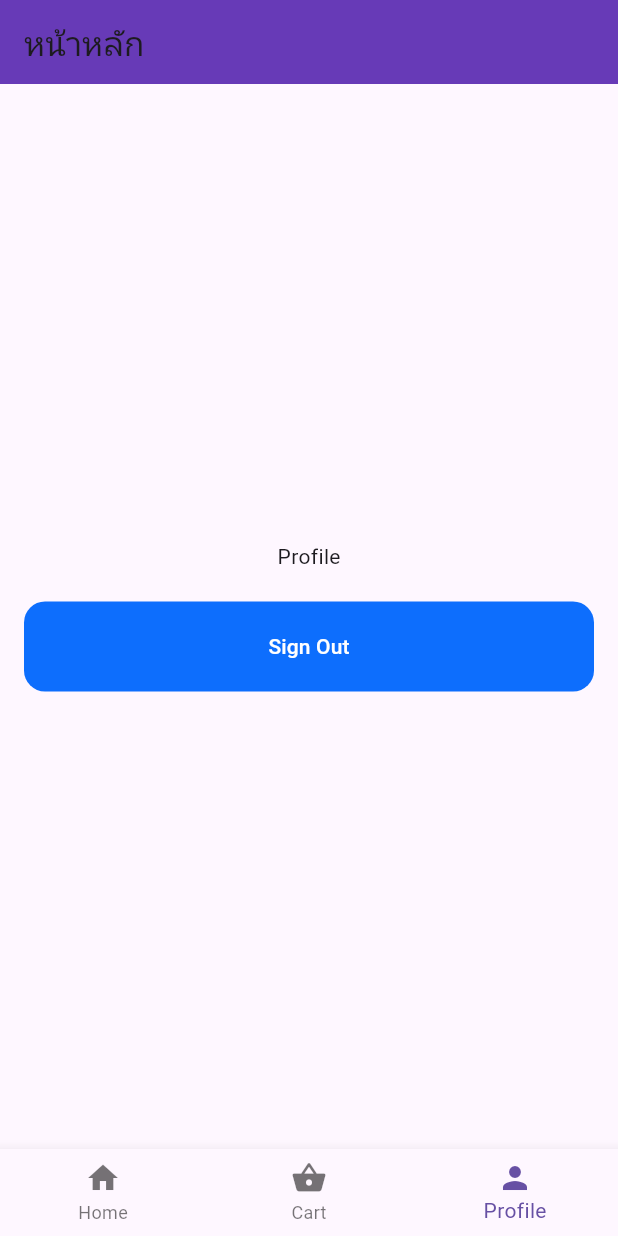
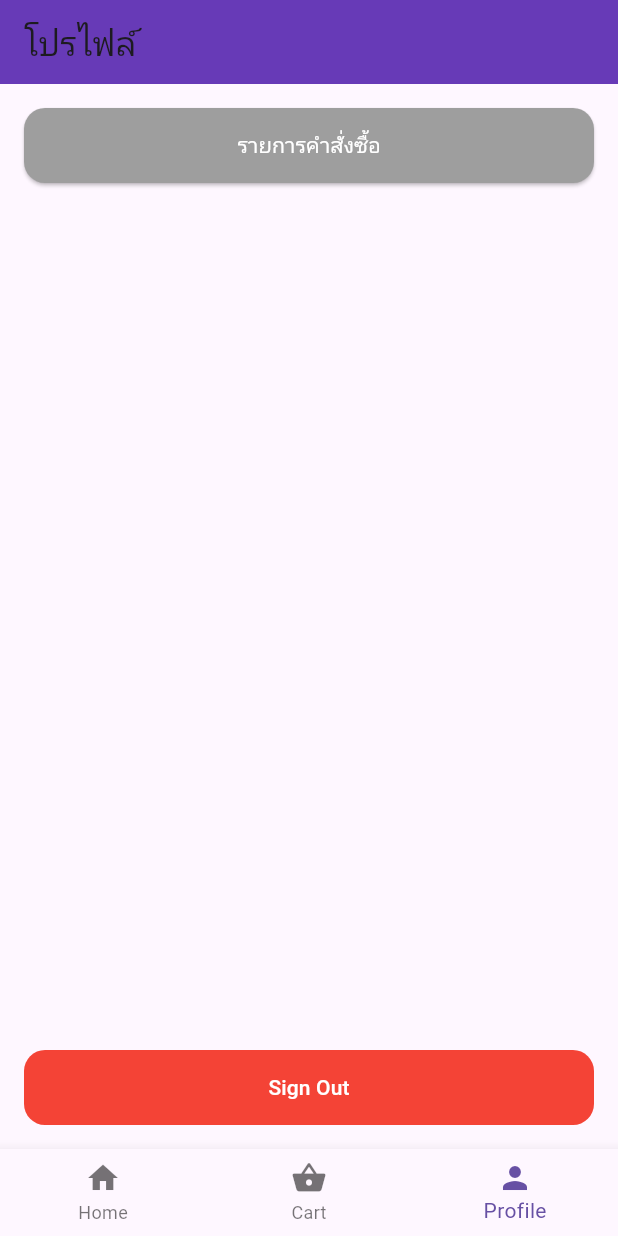
Before and after one commit to Sirawitsptw/project_furniture_app, a Flutter app: the screen it shows after launch, item 3 of the bottom bar chosen, on a phone screen of 412 x 824 dp. Run offline on Flutter 3.47's test engine with Material 3 defaults, Android fonts, the phone set to English and light mode, and no system bars; our stand-ins replace cloud_firestore, firebase_auth, firebase_core, firebase_storage, fluttertoast, google_fonts; missing offline and left inert: model_viewer_plus; accounts and stored records are empty.

Commit message:
update app
update app

```diff
--- a/lib/pages/home/cart.dart
+++ b/lib/pages/home/cart.dart
@@ -15,15 +15,12 @@ class _CartPageState extends State<cartpage> {
     User? user = FirebaseAuth.instance.currentUser;
     String userEmail = user?.email ?? '';
     return Scaffold(
-      appBar: AppBar(
-        title: Text('ตะกร้าสินค้า'),
-      ),
       body: StreamBuilder<QuerySnapshot>(
         stream: FirebaseFirestore.instance
             .collection('cart')
             .where('userEmail',
                 isEqualTo:
-                    userEmail) // กรองข้อมูลที่มี userEmail ตรงกับผู้ใช้ที่ล็อกอิน
+                    userEmail) // เช็คข้อมูลที่มี userEmail ตรงกับผู้ใช้ที่ล็อกอิน
             .snapshots(),
         builder: (context, snapshot) {
           if (snapshot.connectionState == ConnectionState.waiting) {
@@ -54,7 +51,6 @@ class _CartPageState extends State<cartpage> {
                   trailing: IconButton(
                     icon: Icon(Icons.remove_shopping_cart),
                     onPressed: () {
-                      // สามารถเพิ่มฟังก์ชันลบสินค้าออกจากตะกร้าได้ที่นี่
                       FirebaseFirestore.instance
                           .collection('cart')
                           .doc(item.id)
--- a/lib/pages/home/home.dart
+++ b/lib/pages/home/home.dart
@@ -1,14 +1,11 @@
-//import 'package:firebase_auth/firebase_auth.dart';
 import 'package:cloud_firestore/cloud_firestore.dart';
 import 'package:firebase_storage/firebase_storage.dart';
 import 'package:firebase_core/firebase_core.dart';
 import 'package:flutter/material.dart';
-//import 'package:google_fonts/google_fonts.dart';
 import 'package:project_furnitureapp/pages/home/cart.dart';
 import 'package:project_furnitureapp/pages/home/product_model.dart';
 import 'package:project_furnitureapp/pages/home/profile.dart';
 import 'package:project_furnitureapp/pages/product/product_view.dart';
-//import 'package:project_furnitureapp/pages/login/login.dart';
 
 class HomePage extends StatefulWidget {
   const HomePage({super.key});
@@ -19,10 +16,13 @@ class HomePage extends StatefulWidget {
 
 class _HomePageState extends State<HomePage> {
   int currentIndex = 0;
-  List widgetOptions = [
+
+  final List<String> appBarTitles = ['หน้าหลัก', 'ตะกร้าสินค้า', 'โปรไฟล์'];
+
+  List<Widget> widgetOptions = [
     const Text('HomePage'),
     const cartpage(),
-    const profilepage()
+    const ProfilePage(),
   ];
 
   List<Widget> widgets = [];
@@ -37,15 +37,13 @@ class _HomePageState extends State<HomePage> {
   Future<Null> readData() async {
     await Firebase.initializeApp().then((value) async {
       print('Initialize Success');
-      await FirebaseFirestore.instance
-          .collection('product')
-          .snapshots()
-          .listen((event) {
+      await FirebaseFirestore.instance.collection('product').snapshots().listen(
+        (event) {
           print('Snapshots = ${event.docs}');
           int index = 0;
           for (var snapshot in event.docs) {
             Map<String, dynamic> map = snapshot.data();
-          print('map = ${map}');
+            print('map = $map');
             productModel model = productModel.fromMap(map);
             productmodelList.add(model);
             print('name = ${model.name}');
@@ -54,12 +52,12 @@ class _HomePageState extends State<HomePage> {
             });
             index++;
           }
-      });
+        },
+      );
     });
   }
 
   Widget createWidget(productModel model, int index) => GestureDetector(
-        //GestureDetector เพื่อให้ Card สามารถคลิกได้
         onTap: () {
           print('You Clicked from index = $index');
           Navigator.push(
@@ -68,7 +66,8 @@ class _HomePageState extends State<HomePage> {
               builder: (context) => ProductView(
                 productmodel: productmodelList[index],
               ),
-              ));
+            ),
+          );
         },
         child: Card(
           child: Center(
@@ -80,8 +79,7 @@ class _HomePageState extends State<HomePage> {
                   width: 150,
                   child: Image.network(model.imageUrl),
                 ),
-                Text(model.name + '                 ' + model.price,
-                    style: TextStyle(color: Colors.red)),
+                Text('${model.name}                 ${model.price}'),
               ],
             ),
           ),
@@ -91,12 +89,14 @@ class _HomePageState extends State<HomePage> {
   @override
   Widget build(BuildContext context) {
     return Scaffold(
-      appBar:
-          (AppBar(title: Text('หน้าหลัก'), backgroundColor: Colors.deepPurple)),
+      appBar: AppBar(
+        title: Text(appBarTitles[currentIndex]),
+        backgroundColor: Colors.deepPurple,
+      ),
       body: Center(
         child: currentIndex == 0
-            ? widgets.length == 0
-                ? CircularProgressIndicator()
+            ? widgets.isEmpty
+                ? const CircularProgressIndicator()
                 : GridView.extent(
                     crossAxisSpacing: 10,
                     mainAxisSpacing: 10,
--- a/lib/pages/home/profile.dart
+++ b/lib/pages/home/profile.dart
@@ -2,38 +2,62 @@ import 'package:flutter/material.dart';
 import 'package:firebase_auth/firebase_auth.dart';
 import 'package:project_furnitureapp/pages/login/login.dart';
 
-class profilepage extends StatelessWidget {
-  const profilepage({super.key});
+class ProfilePage extends StatelessWidget {
+  const ProfilePage({super.key});
 
   @override
-  Widget build(BuildContext context) => Scaffold(
-        body: Padding(
+  Widget build(BuildContext context) {
+    return Scaffold(
+      body: SafeArea(
+        child: Padding(
           padding: const EdgeInsets.all(16.0),
           child: Column(
-              mainAxisAlignment: MainAxisAlignment.center,
+            mainAxisAlignment: MainAxisAlignment.spaceBetween,
             children: [
-                Text('Profile'),
-                SizedBox(height: 20), // เพิ่มระยะห่างระหว่างข้อความและปุ่ม
-                _logout(context), // เรียกใช้ฟังก์ชัน _logout
+              Column(
+                children: [
+                  ElevatedButton(
+                    style: ElevatedButton.styleFrom(
+                      backgroundColor: Colors.grey,
+                      shape: RoundedRectangleBorder(
+                        borderRadius: BorderRadius.circular(14),
+                      ),
+                      minimumSize: Size(double.infinity, 50),
+                    ),
+                    onPressed: () {},
+                    child: const Text(
+                      'รายการคำสั่งซื้อ',
+                      style: TextStyle(color: Colors.white),
+                    ),
+                  ),
+                  SizedBox(height: 16),
                 ],
-            )),
+              ),
+              _logout(context),
+            ],
+          ),
+        ),
+      ),
     );
+  }
 
   Widget _logout(BuildContext context) {
     return ElevatedButton(
       style: ElevatedButton.styleFrom(
-        backgroundColor: const Color(0xff0D6EFD),
+        backgroundColor: Colors.red,
         shape: RoundedRectangleBorder(
           borderRadius: BorderRadius.circular(14),
         ),
-        minimumSize: const Size(double.infinity, 60),
+        minimumSize: const Size(double.infinity, 50),
         elevation: 0,
       ),
       onPressed: () async {
         await FirebaseAuth.instance.signOut();
-        Navigator.of(context).pushReplacement(MaterialPageRoute(
+        Navigator.of(context).pushReplacement(
+          MaterialPageRoute(
             builder: (context) => Login(),
-        ));
+          ),
+        );
       },
       child: const Text(
         "Sign Out",
--- a/lib/pages/product/orderProduct.dart
+++ b/lib/pages/product/orderProduct.dart
@@ -27,7 +27,7 @@ class OrderPageState extends State<OrderPage> {
   var _ctrlPhone = TextEditingController();
   String? _selectedSize;
 
-  bool isDeliverySelected() => _selectedSize == 'ส่งที่บ้าน';
+  bool isDeliverySelected() => _selectedSize == 'ส่งถึงบ้าน';
 
   Future<void> OrderProduct() async {
     CollectionReference order = FirebaseFirestore.instance.collection('order');
@@ -38,7 +38,7 @@ class OrderPageState extends State<OrderPage> {
       'nameOrderProduct': orderproduct.name,
       'priceOrder': orderproduct.price,
       'deliveryOption': _selectedSize,
-      'timeCart': FieldValue.serverTimestamp(),
+      'timeOrder': FieldValue.serverTimestamp(),
     }).then((value) {
       print("Product Order: ${value.id}");
     }).catchError((error) {
--- a/lib/pages/product/product_view.dart
+++ b/lib/pages/product/product_view.dart
@@ -147,6 +147,6 @@ class _ProductViewState extends State<ProductView> {
 
   Widget description() => Container(
         alignment: Alignment.centerLeft,
-        child: Text('คำอธิบายสินค้า'),
+        child: Text(model.desc),
       );
 }
```
Also changed, not shown: lib/pages/home/product_model.dart (+14 -3 lines). Lines whose indentation alone changed are shown as unchanged.
